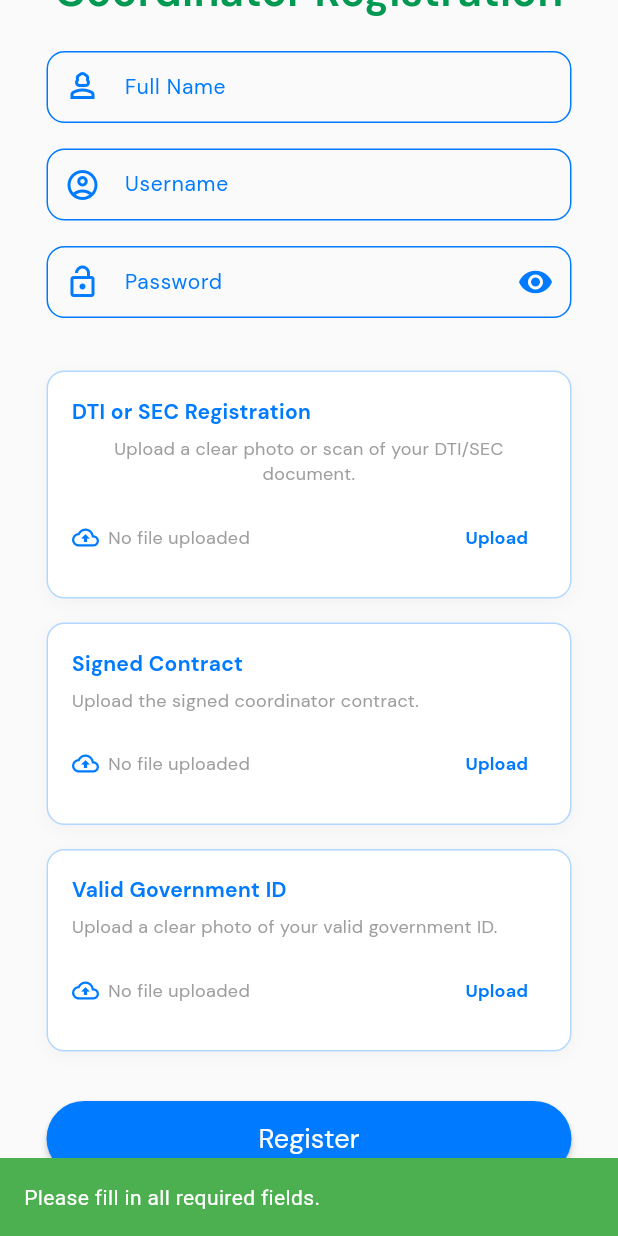
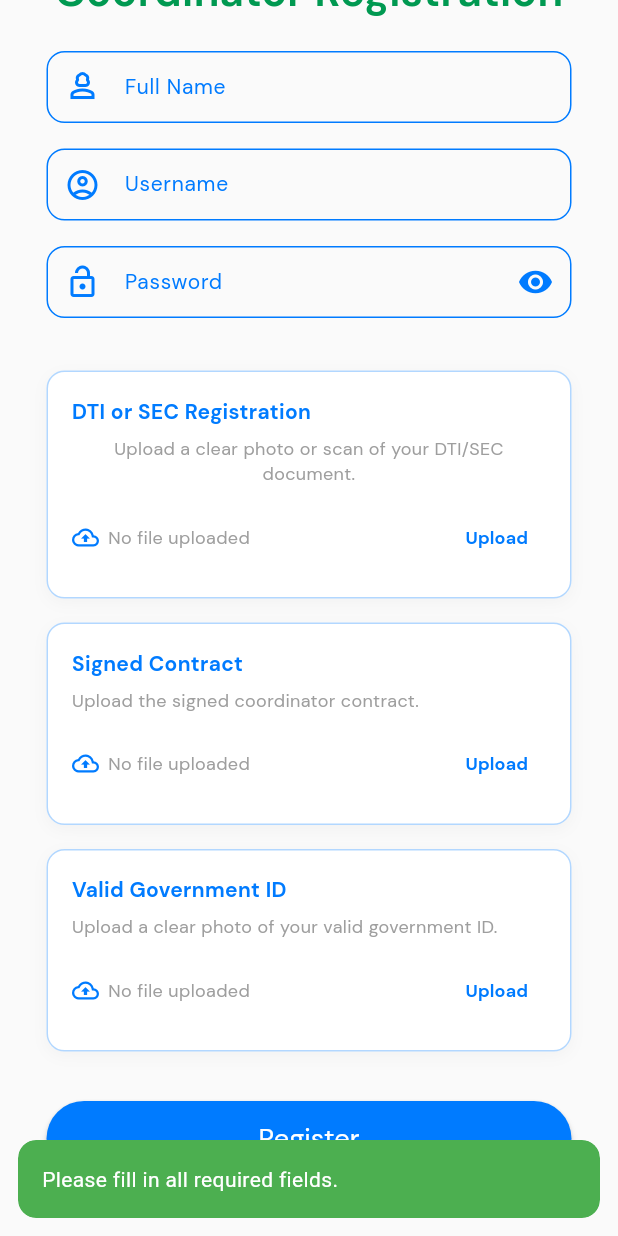
Before and after one commit to lansoyyy/juan_million_coordinator, a Flutter app: the CoordinatorSignupScreen screen opened directly, scrolled down 236 dp, after a tap on "Register", on a phone screen of 412 x 824 dp. Run offline on Flutter 3.47's test engine with Material 3 defaults, Android fonts, the phone set to English and light mode, and no system bars; our stand-ins replace cloud_firestore, file_picker, firebase_auth, firebase_core, firebase_storage, get and 3 more; missing offline and left inert: flutter_barcode_scanner_plus, paymongo_sdk; accounts and stored records are empty.

Commit message:
added fixes

```diff
--- a/lib/widgets/toast_widget.dart
+++ b/lib/widgets/toast_widget.dart
@@ -3,9 +3,20 @@ import 'package:flutter/material.dart';
 import 'package:get/get.dart';
 
 showToast(msg) {
-  Get.showSnackbar(GetSnackBar(
-    message: msg,
-    backgroundColor: const Color(0xFF4CAF50),
+  final message = msg.toString();
+  final lower = message.toLowerCase();
+  final isError = lower.contains('failed') ||
+      lower.contains('invalid') ||
+      lower.contains('not enough') ||
+      lower.contains('error') ||
+      lower.contains('cannot');
+
+  Get.rawSnackbar(
+    message: message,
+    backgroundColor: isError ? Colors.red : const Color(0xFF4CAF50),
+    snackPosition: SnackPosition.BOTTOM,
+    margin: const EdgeInsets.all(12),
+    borderRadius: 12,
     duration: const Duration(seconds: 2),
-  ));
+  );
 }
```
Also changed, not shown: lib/screens/auth/login_screen.dart (+77 -0 lines), lib/screens/main_coordinator_home.dart (+10 -2 lines), lib/screens/pages/coordinator_wallet.dart (+19 -10 lines), lib/screens/pages/customer/myqr_page.dart (+12 -4 lines).
